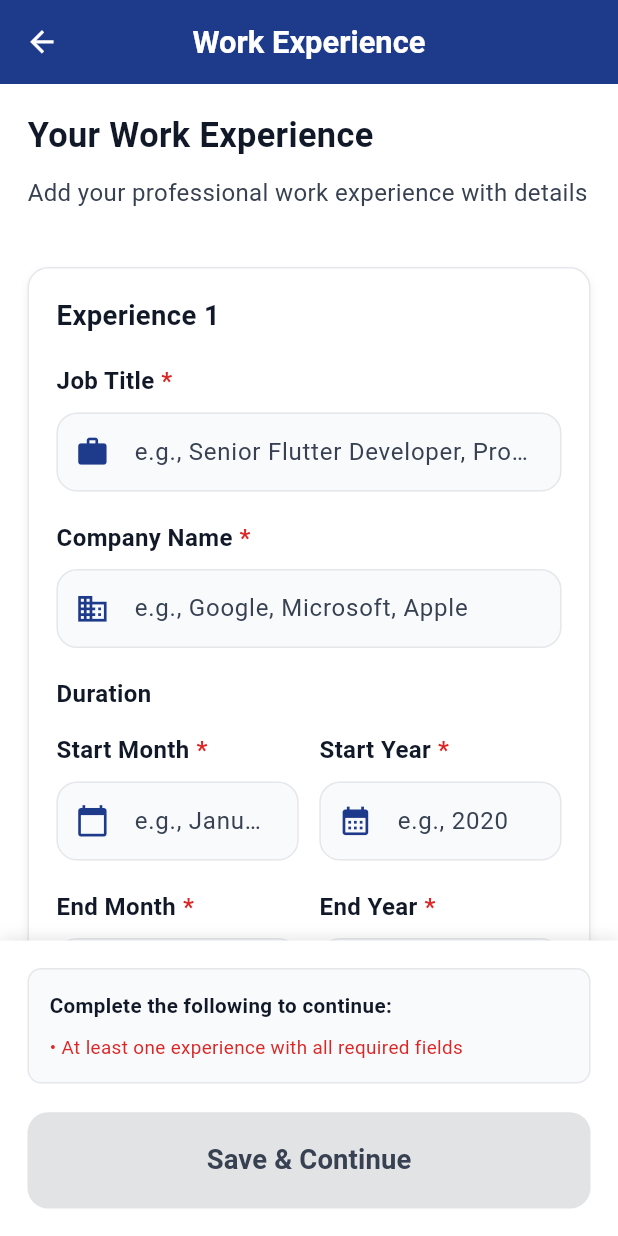
After one commit to 420saqii/resume_builder_new, a Flutter app: the ExperienceScreen screen opened by its route, on a phone screen of 412 x 824 dp. The commit adds this screen. Run offline on Flutter 3.47's test engine with Material 3 defaults, Android fonts, the phone set to English and light mode, and no system bars; our stand-ins replace firebase_auth, firebase_core, flutter_screenutil, get, get_storage, google_sign_in and 1 more; accounts and stored records are empty.

Commit message:
4th section of getting experience details done dated 3 august 12:46 AM

```diff
--- a/lib/constants/routes.dart
+++ b/lib/constants/routes.dart
@@ -8,6 +8,7 @@ class Routes {
   static const String personalDetails = '/personal-details';
   static const String education = '/education';
   static const String skills = '/skills';
+  static const String experience = '/experience';
 
   // Add more routes here as the app grows
   // static const String profile = '/profile';
--- a/lib/main.dart
+++ b/lib/main.dart
@@ -15,6 +15,7 @@ import 'modules/create_resume_module/ui/select_design.dart';
 import 'modules/create_resume_module/ui/personal_details_screen.dart';
 import 'modules/create_resume_module/ui/education_screen.dart';
 import 'modules/create_resume_module/ui/skills_screen.dart';
+import 'modules/create_resume_module/ui/experience_screen.dart';
 
 void main() async {
   WidgetsFlutterBinding.ensureInitialized();
@@ -105,6 +106,8 @@ class MyApp extends StatelessWidget {
             GetPage(
                 name: Routes.education, page: () => const EducationScreen()),
             GetPage(name: Routes.skills, page: () => const SkillsScreen()),
+            GetPage(
+                name: Routes.experience, page: () => const ExperienceScreen()),
           ],
         );
       },
--- /dev/null
+++ b/lib/models/experience_model.dart
@@ -0,0 +1,60 @@
+class Experience {
+  String? title;
+  String? companyName;
+  String? startMonth;
+  String? startYear;
+  String? endMonth;
+  String? endYear;
+  String? description;
+
+  Experience({
+    this.title,
+    this.companyName,
+    this.startMonth,
+    this.startYear,
+    this.endMonth,
+    this.endYear,
+    this.description,
+  });
+
+  Map<String, dynamic> toJson() {
+    return {
+      'title': title,
+      'companyName': companyName,
+      'startMonth': startMonth,
+      'startYear': startYear,
+      'endMonth': endMonth,
+      'endYear': endYear,
+      'description': description,
+    };
+  }
+
+  factory Experience.fromJson(Map<String, dynamic> json) {
+    return Experience(
+      title: json['title'],
+      companyName: json['companyName'],
+      startMonth: json['startMonth'],
+      startYear: json['startYear'],
+      endMonth: json['endMonth'],
+      endYear: json['endYear'],
+      description: json['description'],
+    );
+  }
+
+  bool get isValid {
+    return title != null &&
+        title!.isNotEmpty &&
+        companyName != null &&
+        companyName!.isNotEmpty &&
+        startMonth != null &&
+        startMonth!.isNotEmpty &&
+        startYear != null &&
+        startYear!.isNotEmpty &&
+        endMonth != null &&
+        endMonth!.isNotEmpty &&
+        endYear != null &&
+        endYear!.isNotEmpty &&
+        description != null &&
+        description!.isNotEmpty;
+  }
+}
--- /dev/null
+++ b/lib/modules/create_resume_module/controller/experience_controller.dart
@@ -0,0 +1,211 @@
+import 'package:flutter/material.dart';
+import 'package:get/get.dart';
+import '../../../models/experience_model.dart';
+import '../../../constants/routes.dart';
+
+class ExperienceController extends GetxController {
+  final formKey = GlobalKey<FormState>();
+
+  // Observable variables
+  final RxList<Experience> experienceList = <Experience>[].obs;
+  final RxBool isLoading = false.obs;
+
+  @override
+  void onInit() {
+    super.onInit();
+    // Add first experience entry by default
+    addExperience();
+  }
+
+  // Computed property to check if form is complete
+  bool get isFormComplete {
+    return experienceList.isNotEmpty &&
+        experienceList.every((experience) => experience.isValid);
+  }
+
+  // Check if can add more experience
+  bool get canAddMore {
+    return experienceList.length < 5; // Limit to 5 experiences
+  }
+
+  // Add new experience entry
+  void addExperience() {
+    if (canAddMore) {
+      experienceList.add(Experience());
+    }
+  }
+
+  // Remove experience entry
+  void removeExperience(int index) {
+    if (experienceList.length > 1) {
+      experienceList.removeAt(index);
+    }
+  }
+
+  // Update experience entry
+  void updateExperience(int index, Experience experience) {
+    if (index < experienceList.length) {
+      experienceList[index] = experience;
+    }
+  }
+
+  // Validation functions
+  String? validateTitle(String? value) {
+    if (value == null || value.trim().isEmpty) {
+      return 'Job title is required';
+    }
+    if (value.trim().length < 2) {
+      return 'Job title must be at least 2 characters';
+    }
+    if (value.trim().length > 100) {
+      return 'Job title is too long (max 100 characters)';
+    }
+    return null;
+  }
+
+  String? validateCompanyName(String? value) {
+    if (value == null || value.trim().isEmpty) {
+      return 'Company name is required';
+    }
+    if (value.trim().length < 2) {
+      return 'Company name must be at least 2 characters';
+    }
+    if (value.trim().length > 100) {
+      return 'Company name is too long (max 100 characters)';
+    }
+    return null;
+  }
+
+  String? validateMonth(String? value) {
+    if (value == null || value.trim().isEmpty) {
+      return 'Month is required';
+    }
+    return null;
+  }
+
+  String? validateYear(String? value) {
+    if (value == null || value.trim().isEmpty) {
+      return 'Year is required';
+    }
+
+    int? year = int.tryParse(value.trim());
+    if (year == null) {
+      return 'Please enter a valid year';
+    }
+
+    int currentYear = DateTime.now().year;
+    if (year < 1950 || year > currentYear + 10) {
+      return 'Year must be between 1950 and ${currentYear + 10}';
+    }
+
+    return null;
+  }
+
+  String? validateEndDate(String? endMonth, String? endYear, String? startMonth,
+      String? startYear) {
+    if (endMonth == null ||
+        endMonth.isEmpty ||
+        endYear == null ||
+        endYear.isEmpty) {
+      return 'End date is required';
+    }
+
+    if (startMonth == null ||
+        startMonth.isEmpty ||
+        startYear == null ||
+        startYear.isEmpty) {
+      return 'Start date is required';
+    }
+
+    // Check if end date is after start date
+    int? startYearInt = int.tryParse(startYear.trim());
+    int? endYearInt = int.tryParse(endYear.trim());
+
+    if (startYearInt != null && endYearInt != null) {
+      if (endYearInt < startYearInt) {
+        return 'End date must be after start date';
+      }
+      if (endYearInt == startYearInt) {
+        // Check months if same year
+        List<String> months = [
+          'January',
+          'February',
+          'March',
+          'April',
+          'May',
+          'June',
+          'July',
+          'August',
+          'September',
+          'October',
+          'November',
+          'December'
+        ];
+        int startMonthIndex = months.indexOf(startMonth);
+        int endMonthIndex = months.indexOf(endMonth);
+
+        if (startMonthIndex != -1 &&
+            endMonthIndex != -1 &&
+            endMonthIndex < startMonthIndex) {
+          return 'End date must be after start date';
+        }
+      }
+    }
+
+    return null;
+  }
+
+  String? validateDescription(String? value) {
+    if (value == null || value.trim().isEmpty) {
+      return 'Description is required';
+    }
+    if (value.trim().length < 10) {
+      return 'Description must be at least 10 characters';
+    }
+    if (value.trim().length > 500) {
+      return 'Description is too long (max 500 characters)';
+    }
+    return null;
+  }
+
+  // Save experience details
+  Future<void> saveExperience() async {
+    if (!isFormComplete) {
+      Get.snackbar(
+        'Validation Error',
+        'Please fill in all required fields correctly',
+        snackPosition: SnackPosition.BOTTOM,
+        backgroundColor: Colors.red,
+        colorText: Colors.white,
+      );
+      return;
+    }
+
+    isLoading.value = true;
+
+    try {
+      // TODO: Save to storage or send to next screen
+      Get.snackbar(
+        'Success',
+        'Experience details saved successfully! Moving to next step...',
+        snackPosition: SnackPosition.BOTTOM,
+        backgroundColor: Colors.green,
+        colorText: Colors.white,
+        duration: const Duration(seconds: 2),
+      );
+
+      // TODO: Navigate to next screen (projects or other sections)
+      // Get.toNamed(Routes.projects);
+    } catch (e) {
+      Get.snackbar(
+        'Error',
+        'Failed to save experience details',
+        snackPosition: SnackPosition.BOTTOM,
+        backgroundColor: Colors.red,
+        colorText: Colors.white,
+      );
+    } finally {
+      isLoading.value = false;
+    }
+  }
+}
--- a/lib/modules/create_resume_module/controller/skills_controller.dart
+++ b/lib/modules/create_resume_module/controller/skills_controller.dart
@@ -1,6 +1,7 @@
 import 'package:flutter/material.dart';
 import 'package:get/get.dart';
 import '../../../models/skill_model.dart';
+import '../../../constants/routes.dart';
 
 class SkillsController extends GetxController {
   final formKey = GlobalKey<FormState>();
@@ -104,8 +105,8 @@ class SkillsController extends GetxController {
         duration: const Duration(seconds: 2),
       );
 
-      // TODO: Navigate to next screen (experience details)
-      // Get.toNamed(Routes.experienceDetails);
+      // Navigate to experience screen
+      Get.toNamed(Routes.experience);
     } catch (e) {
       Get.snackbar(
         'Error',
--- /dev/null
+++ b/lib/modules/create_resume_module/ui/experience_screen.dart
@@ -0,0 +1,409 @@
+import 'package:flutter/material.dart';
+import 'package:flutter_screenutil/flutter_screenutil.dart';
+import 'package:get/get.dart';
+import '../../../constants/colors.dart';
+import '../controller/experience_controller.dart';
+import '../../../widgets/custom_text_field.dart';
+import '../../../models/experience_model.dart';
+
+class ExperienceScreen extends StatelessWidget {
+  const ExperienceScreen({super.key});
+
+  @override
+  Widget build(BuildContext context) {
+    final ExperienceController controller = Get.put(ExperienceController());
+
+    return Scaffold(
+      appBar: AppBar(
+        title: Text(
+          'Work Experience',
+          style: TextStyle(
+            fontSize: 18.sp,
+            fontWeight: FontWeight.bold,
+          ),
+        ),
+        leading: IconButton(
+          icon: Icon(Icons.arrow_back, size: 20.sp),
+          onPressed: () => Get.back(),
+        ),
+      ),
+      body: GestureDetector(
+        onTap: () {
+          // Dismiss keyboard when tapping outside
+          FocusScope.of(context).unfocus();
+        },
+        child: Obx(() => controller.isLoading.value
+            ? const Center(child: CircularProgressIndicator())
+            : Column(
+                children: [
+                  Expanded(
+                    child: SingleChildScrollView(
+                      padding: EdgeInsets.all(16.w),
+                      child: Form(
+                        key: controller.formKey,
+                        child: Column(
+                          crossAxisAlignment: CrossAxisAlignment.start,
+                          children: [
+                            // Header
+                            Text(
+                              'Your Work Experience',
+                              style: TextStyle(
+                                fontSize: 20.sp,
+                                fontWeight: FontWeight.bold,
+                                color: AppColors.primaryText,
+                              ),
+                            ),
+                            SizedBox(height: 8.h),
+                            Text(
+                              'Add your professional work experience with details',
+                              style: TextStyle(
+                                fontSize: 14.sp,
+                                color: AppColors.secondaryText,
+                              ),
+                            ),
+                            SizedBox(height: 32.h),
+
+                            // Experience Entries
+                            if (controller.experienceList.isNotEmpty)
+                              ...controller.experienceList
+                                  .asMap()
+                                  .entries
+                                  .map((entry) {
+                                int index = entry.key;
+                                Experience experience = entry.value;
+                                return _buildExperienceEntry(
+                                    controller, index, experience, context);
+                              }).toList(),
+
+                            SizedBox(height: 20.h),
+
+                            // Add More Button
+                            if (controller.canAddMore)
+                              SizedBox(
+                                width: double.infinity,
+                                child: OutlinedButton.icon(
+                                  onPressed: controller.addExperience,
+                                  icon: Icon(Icons.add, size: 20.sp),
+                                  label: Text('Add More Experience'),
+                                  style: OutlinedButton.styleFrom(
+                                    padding: EdgeInsets.symmetric(
+                                      horizontal: 24.w,
+                                      vertical: 12.h,
+                                    ),
+                                    shape: RoundedRectangleBorder(
+                                      borderRadius: BorderRadius.circular(12.r),
+                                    ),
+                                    side: BorderSide(
+                                        color: AppColors.primaryBlue),
+                                  ),
+                                ),
+                              ),
+                          ],
+                        ),
+                      ),
+                    ),
+                  ),
+
+                  // Save Button at bottom
+                  Container(
+                    padding: EdgeInsets.all(16.w),
+                    decoration: BoxDecoration(
+                      color: AppColors.white,
+                      boxShadow: [
+                        BoxShadow(
+                          color: AppColors.shadow.withOpacity(0.1),
+                          blurRadius: 8,
+                          offset: const Offset(0, -2),
+                        ),
+                      ],
+                    ),
+                    child: Column(
+                      children: [
+                        // Show what's missing when button is disabled
+                        if (!controller.isFormComplete) ...[
+                          Container(
+                            width: double.infinity,
+                            padding: EdgeInsets.all(12.w),
+                            decoration: BoxDecoration(
+                              color: AppColors.secondaryBackground,
+                              borderRadius: BorderRadius.circular(8.r),
+                              border: Border.all(
+                                color: AppColors.primaryBorder,
+                                width: 1,
+                              ),
+                            ),
+                            child: Column(
+                              crossAxisAlignment: CrossAxisAlignment.start,
+                              children: [
+                                Text(
+                                  'Complete the following to continue:',
+                                  style: TextStyle(
+                                    fontSize: 12.sp,
+                                    fontWeight: FontWeight.w600,
+                                    color: AppColors.primaryText,
+                                  ),
+                                ),
+                                SizedBox(height: 8.h),
+                                Text(
+                                  '• At least one experience with all required fields',
+                                  style: TextStyle(
+                                    fontSize: 11.sp,
+                                    color: AppColors.error,
+                                  ),
+                                ),
+                              ],
+                            ),
+                          ),
+                          SizedBox(height: 16.h),
+                        ],
+                        SizedBox(
+                          width: double.infinity,
+                          child: ElevatedButton(
+                            onPressed: controller.isFormComplete
+                                ? controller.saveExperience
+                                : null,
+                            style: ElevatedButton.styleFrom(
+                              padding: EdgeInsets.symmetric(
+                                horizontal: 24.w,
+                                vertical: 16.h,
+                              ),
+                              shape: RoundedRectangleBorder(
+                                borderRadius: BorderRadius.circular(12.r),
+                              ),
+                              backgroundColor: controller.isFormComplete
+                                  ? AppColors.primaryBlue
+                                  : AppColors.primaryBorder,
+                            ),
+                            child: Text(
+                              'Save & Continue',
+                              style: TextStyle(
+                                fontSize: 16.sp,
+                                fontWeight: FontWeight.w600,
+                                color: controller.isFormComplete
+                                    ? AppColors.white
+                                    : AppColors.secondaryText,
+                              ),
+                            ),
+                          ),
+                        ),
+                      ],
+                    ),
+                  ),
+                ],
+              )),
+      ),
+    );
+  }
+
+  Widget _buildExperienceEntry(ExperienceController controller, int index,
+      Experience experience, BuildContext context) {
+    return Container(
+      margin: EdgeInsets.only(bottom: 20.h),
+      padding: EdgeInsets.all(16.w),
+      decoration: BoxDecoration(
+        color: AppColors.white,
+        borderRadius: BorderRadius.circular(12.r),
+        border: Border.all(
+          color: AppColors.primaryBorder,
+          width: 1,
+        ),
+        boxShadow: [
+          BoxShadow(
+            color: AppColors.shadow.withOpacity(0.05),
+            blurRadius: 4,
+            offset: const Offset(0, 2),
+          ),
+        ],
+      ),
+      child: Column(
+        crossAxisAlignment: CrossAxisAlignment.start,
+        children: [
+          // Header with remove button
+          Row(
+            children: [
+              Text(
+                'Experience ${index + 1}',
+                style: TextStyle(
+                  fontSize: 16.sp,
+                  fontWeight: FontWeight.bold,
+                  color: AppColors.primaryText,
+                ),
+              ),
+              Spacer(),
+              if (controller.experienceList.length > 1)
+                IconButton(
+                  onPressed: () => controller.removeExperience(index),
+                  icon: Icon(
+                    Icons.delete_outline,
+                    size: 20.sp,
+                    color: AppColors.error,
+                  ),
+                ),
+            ],
+          ),
+          SizedBox(height: 16.h),
+
+          // Job Title Field
+          CustomTextField(
+            label: 'Job Title',
+            hint: 'e.g., Senior Flutter Developer, Project Manager',
+            isRequired: true,
+            validator: controller.validateTitle,
+            prefixIcon: Icon(
+              Icons.work,
+              size: 20.sp,
+              color: AppColors.primaryBlue,
+            ),
+            onChanged: (value) {
+              experience.title = value;
+              controller.updateExperience(index, experience);
+            },
+          ),
+          SizedBox(height: 16.h),
+
+          // Company Name Field
+          CustomTextField(
+            label: 'Company Name',
+            hint: 'e.g., Google, Microsoft, Apple',
+            isRequired: true,
+            validator: controller.validateCompanyName,
+            prefixIcon: Icon(
+              Icons.business,
+              size: 20.sp,
+              color: AppColors.primaryBlue,
+            ),
+            onChanged: (value) {
+              experience.companyName = value;
+              controller.updateExperience(index, experience);
+            },
+          ),
+          SizedBox(height: 16.h),
+
+          // Date Range Section
+          Text(
+            'Duration',
+            style: TextStyle(
+              fontSize: 14.sp,
+              fontWeight: FontWeight.w600,
+              color: AppColors.primaryText,
+            ),
+          ),
+          SizedBox(height: 12.h),
+
+          // Start Date
+          Row(
+            children: [
+              Expanded(
+                child: CustomTextField(
+                  label: 'Start Month',
+                  hint: 'e.g., January',
+                  isRequired: true,
+                  validator: controller.validateMonth,
+                  prefixIcon: Icon(
+                    Icons.calendar_today,
+                    size: 20.sp,
+                    color: AppColors.primaryBlue,
+                  ),
+                  onChanged: (value) {
+                    experience.startMonth = value;
+                    controller.updateExperience(index, experience);
+                  },
+                ),
+              ),
+              SizedBox(width: 12.w),
+              Expanded(
+                child: CustomTextField(
+                  label: 'Start Year',
+                  hint: 'e.g., 2020',
+                  keyboardType: TextInputType.number,
+                  isRequired: true,
+                  validator: controller.validateYear,
+                  prefixIcon: Icon(
+                    Icons.calendar_month,
+                    size: 20.sp,
+                    color: AppColors.primaryBlue,
+                  ),
+                  onChanged: (value) {
+                    experience.startYear = value;
+                    controller.updateExperience(index, experience);
+                  },
+                ),
+              ),
+            ],
+          ),
+          SizedBox(height: 16.h),
+
+          // End Date
+          Row(
+            children: [
+              Expanded(
+                child: CustomTextField(
+                  label: 'End Month',
+                  hint: 'e.g., December',
+                  isRequired: true,
+                  validator: (value) => controller.validateEndDate(
+                      value,
+                      experience.endYear,
+                      experience.startMonth,
+                      experience.startYear),
+                  prefixIcon: Icon(
+                    Icons.calendar_today,
+                    size: 20.sp,
+                    color: AppColors.primaryBlue,
+                  ),
+                  onChanged: (value) {
+                    experience.endMonth = value;
+                    controller.updateExperience(index, experience);
+                  },
+                ),
+              ),
+              SizedBox(width: 12.w),
+              Expanded(
+                child: CustomTextField(
+                  label: 'End Year',
+                  hint: 'e.g., 2023',
+                  keyboardType: TextInputType.number,
+                  isRequired: true,
+                  validator: (value) => controller.validateEndDate(
+                      experience.endMonth,
+                      value,
+                      experience.startMonth,
+                      experience.startYear),
+                  prefixIcon: Icon(
+                    Icons.calendar_month,
+                    size: 20.sp,
+                    color: AppColors.primaryBlue,
+                  ),
+                  onChanged: (value) {
+                    experience.endYear = value;
+                    controller.updateExperience(index, experience);
+                  },
+                ),
+              ),
+            ],
+          ),
+          SizedBox(height: 16.h),
+
+          // Description Field
+          CustomTextField(
+            label: 'Description',
+            hint:
+                'Describe your role, responsibilities, and achievements (3-4 lines)',
+            isRequired: true,
+            validator: controller.validateDescription,
+            maxLines: 4,
+            prefixIcon: Icon(
+              Icons.description,
+              size: 20.sp,
+              color: AppColors.primaryBlue,
+            ),
+            onChanged: (value) {
+              experience.description = value;
+              controller.updateExperience(index, experience);
+            },
+          ),
+        ],
+      ),
+    );
+  }
+}
```
